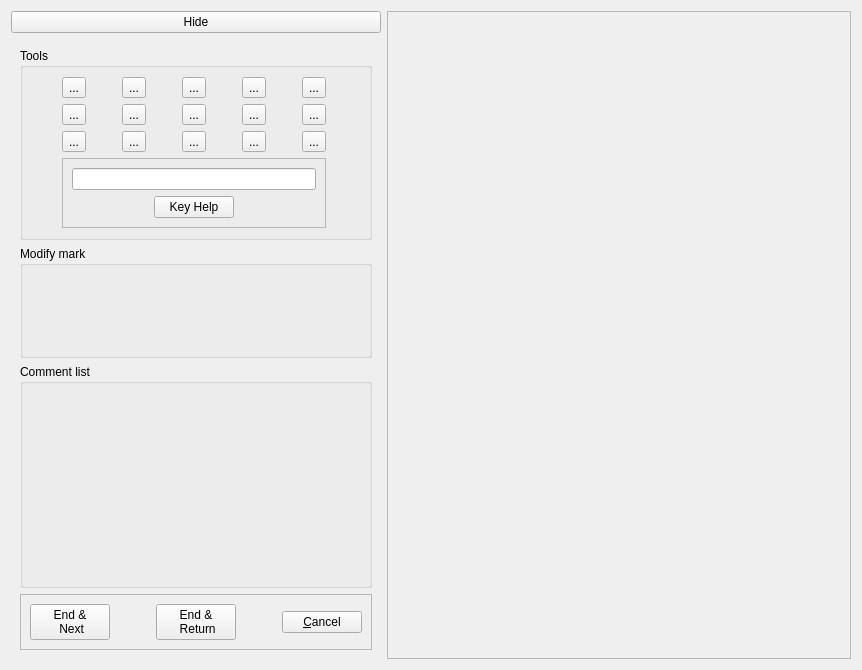
Qt form qtCreatorFiles/ui_annotator_righthandmouse.ui (plomgrading/plom) before a commit.
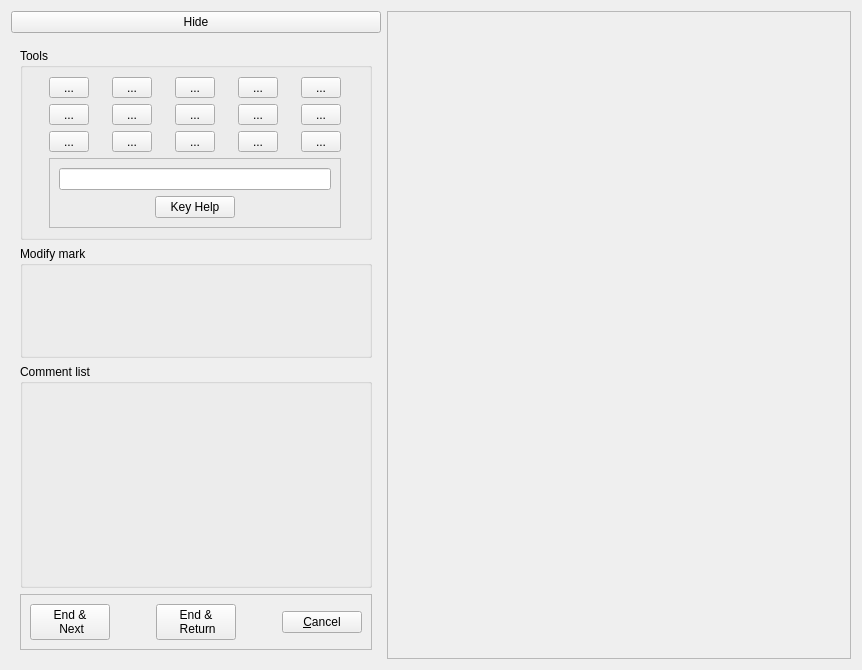
The same form after that commit.

Commit message: A fix for #112. Made buttons slightly wider.

```diff
--- a/qtCreatorFiles/ui_annotator_righthandmouse.ui
+++ b/qtCreatorFiles/ui_annotator_righthandmouse.ui
@@ -64,6 +64,12 @@
         <layout class="QGridLayout" name="gridLayout_3">
          <item row="0" column="4">
           <widget class="QToolButton" name="crossButton">
+           <property name="minimumSize">
+            <size>
+             <width>40</width>
+             <height>0</height>
+            </size>
+           </property>
            <property name="toolTip">
             <string>press e</string>
            </property>
@@ -74,6 +80,12 @@
          </item>
          <item row="0" column="5">
           <widget class="QToolButton" name="commentUpButton">
+           <property name="minimumSize">
+            <size>
+             <width>40</width>
+             <height>0</height>
+            </size>
+           </property>
            <property name="toolTip">
             <string>press r</string>
            </property>
@@ -87,6 +99,12 @@
          </item>
          <item row="2" column="4">
           <widget class="QToolButton" name="tickButton">
+           <property name="minimumSize">
+            <size>
+             <width>40</width>
+             <height>0</height>
+            </size>
+           </property>
            <property name="toolTip">
             <string>press d</string>
            </property>
@@ -100,6 +118,12 @@
          </item>
          <item row="2" column="5">
           <widget class="QToolButton" name="commentButton">
+           <property name="minimumSize">
+            <size>
+             <width>40</width>
+             <height>0</height>
+            </size>
+           </property>
            <property name="toolTip">
             <string>press f</string>
            </property>
@@ -113,6 +137,12 @@
          </item>
          <item row="3" column="4">
           <widget class="QToolButton" name="boxButton">
+           <property name="minimumSize">
+            <size>
+             <width>40</width>
+             <height>0</height>
+            </size>
+           </property>
            <property name="toolTip">
             <string>press c</string>
            </property>
@@ -123,6 +153,12 @@
          </item>
          <item row="3" column="5">
           <widget class="QToolButton" name="commentDownButton">
+           <property name="minimumSize">
+            <size>
+             <width>40</width>
+             <height>0</height>
+            </size>
+           </property>
            <property name="toolTip">
             <string>press v</string>
            </property>
@@ -136,6 +172,12 @@
          </item>
          <item row="0" column="6">
           <widget class="QToolButton" name="penButton">
+           <property name="minimumSize">
+            <size>
+             <width>40</width>
+             <height>0</height>
+            </size>
+           </property>
            <property name="toolTip">
             <string>press t</string>
            </property>
@@ -146,6 +188,12 @@
          </item>
          <item row="2" column="6">
           <widget class="QToolButton" name="textButton">
+           <property name="minimumSize">
+            <size>
+             <width>40</width>
+             <height>0</height>
+            </size>
+           </property>
            <property name="toolTip">
             <string>press g</string>
            </property>
@@ -156,6 +204,12 @@
          </item>
          <item row="3" column="6">
           <widget class="QToolButton" name="lineButton">
+           <property name="minimumSize">
+            <size>
+             <width>40</width>
+             <height>0</height>
+            </size>
+           </property>
            <property name="toolTip">
             <string>press b</string>
            </property>
@@ -166,6 +220,12 @@
          </item>
          <item row="3" column="3">
           <widget class="QToolButton" name="deleteButton">
+           <property name="minimumSize">
+            <size>
+             <width>40</width>
+             <height>0</height>
+            </size>
+           </property>
            <property name="toolTip">
             <string>press x</string>
            </property>
@@ -176,6 +236,12 @@
          </item>
          <item row="2" column="3">
           <widget class="QToolButton" name="undoButton">
+           <property name="minimumSize">
+            <size>
+             <width>40</width>
+             <height>0</height>
+            </size>
+           </property>
            <property name="toolTip">
             <string>press s</string>
            </property>
@@ -186,6 +252,12 @@
          </item>
          <item row="0" column="3">
           <widget class="QToolButton" name="redoButton">
+           <property name="minimumSize">
+            <size>
+             <width>40</width>
+             <height>0</height>
+            </size>
+           </property>
            <property name="toolTip">
             <string>press w</string>
            </property>
@@ -196,6 +268,12 @@
          </item>
          <item row="0" column="2">
           <widget class="QToolButton" name="panButton">
+           <property name="minimumSize">
+            <size>
+             <width>40</width>
+             <height>0</height>
+            </size>
+           </property>
            <property name="toolTip">
             <string>press q</string>
            </property>
@@ -206,6 +284,12 @@
          </item>
          <item row="2" column="2">
           <widget class="QToolButton" name="zoomButton">
+           <property name="minimumSize">
+            <size>
+             <width>40</width>
+             <height>0</height>
+            </size>
+           </property>
            <property name="toolTip">
             <string>press a</string>
            </property>
@@ -216,6 +300,12 @@
          </item>
          <item row="3" column="2">
           <widget class="QToolButton" name="moveButton">
+           <property name="minimumSize">
+            <size>
+             <width>40</width>
+             <height>0</height>
+            </size>
+           </property>
            <property name="toolTip">
             <string>press z</string>
            </property>
```
The commit also changes 3 other files.
